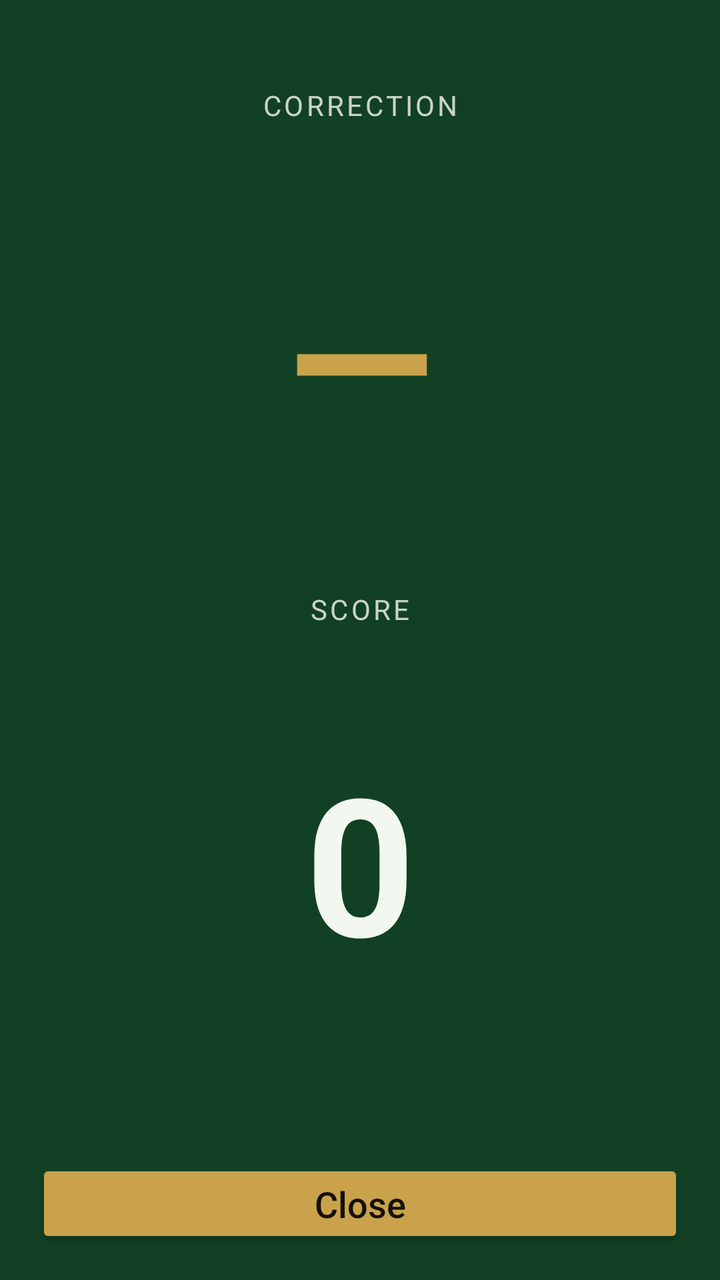
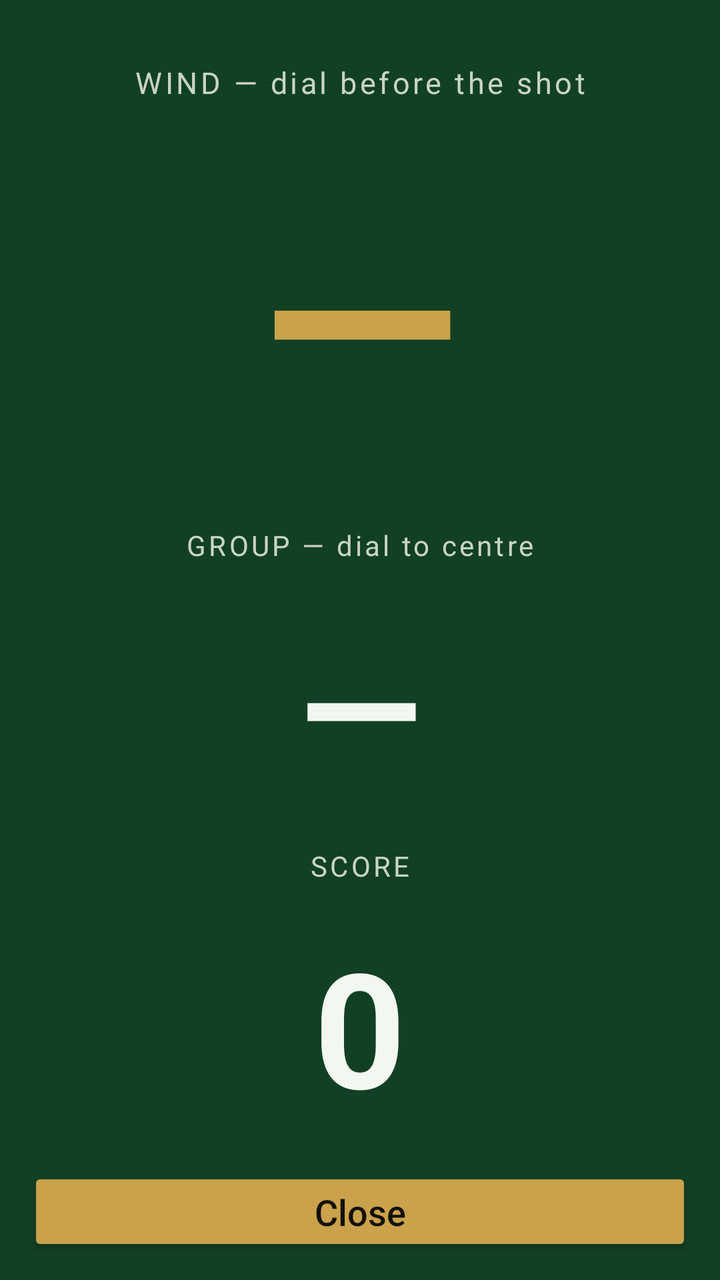

Before-and-after screenshots of an Android layout around one commit, followed by the original layout XML and the change that was made.
<!-- AndroidManifest.xml: application theme Theme.BAS -->
<!-- res/layout/activity_range.xml -->
<?xml version="1.0" encoding="utf-8"?>
<LinearLayout xmlns:android="http://schemas.android.com/apk/res/android"
    android:layout_width="match_parent"
    android:layout_height="match_parent"
    android:orientation="vertical"
    android:background="?android:attr/colorBackground"
    android:padding="16dp">

    <TextView android:id="@+id/tvRangeStatus"
        android:layout_width="match_parent" android:layout_height="wrap_content"
        android:textColor="?android:attr/textColorSecondary" android:textSize="14sp"
        android:gravity="end" android:text="" />

    <TextView android:layout_width="match_parent" android:layout_height="wrap_content"
        android:textColor="?android:attr/textColorSecondary" android:textSize="14sp"
        android:letterSpacing="0.1" android:text="CORRECTION" android:gravity="center"
        android:layout_marginTop="8dp" />
    <TextView android:id="@+id/tvRangeCorrection"
        android:layout_width="match_parent" android:layout_height="0dp" android:layout_weight="1"
        android:textColor="?attr/colorAccent" android:textSize="72sp" android:textStyle="bold"
        android:gravity="center" android:text="—" android:autoSizeTextType="uniform"
        android:autoSizeMinTextSize="28sp" android:autoSizeMaxTextSize="96sp" />

    <TextView android:layout_width="match_parent" android:layout_height="wrap_content"
        android:textColor="?android:attr/textColorSecondary" android:textSize="14sp"
        android:letterSpacing="0.1" android:text="SCORE" android:gravity="center" />
    <TextView android:id="@+id/tvRangeScore"
        android:layout_width="match_parent" android:layout_height="0dp" android:layout_weight="1"
        android:textColor="?android:attr/textColorPrimary" android:textSize="72sp" android:textStyle="bold"
        android:gravity="center" android:text="0" android:autoSizeTextType="uniform"
        android:autoSizeMinTextSize="28sp" android:autoSizeMaxTextSize="96sp" />

    <TextView android:id="@+id/tvRangeWind"
        android:layout_width="match_parent" android:layout_height="wrap_content"
        android:textColor="?android:attr/textColorSecondary" android:textSize="18sp"
        android:gravity="center" android:text="" android:layout_marginBottom="8dp" />

    <Button android:id="@+id/btnRangeClose"
        android:layout_width="match_parent" android:layout_height="wrap_content"
        android:text="Close" android:textSize="18sp"
        style="@style/Sts.ActionButton" />
</LinearLayout>
<!-- resources referenced by this layout -->
<resources>
  <style name="Sts.ActionButton" parent="Widget.AppCompat.Button">
          <item name="android:textAllCaps">false</item>
          <item name="android:textSize">14sp</item>
          <item name="android:minHeight">44dp</item>
          <item name="android:paddingLeft">10dp</item>
          <item name="android:paddingRight">10dp</item>
          <item name="android:layout_marginStart">2dp</item>
          <item name="android:layout_marginEnd">2dp</item>
      </style>
  <style name="Theme.BAS" parent="Theme.BAS.Dark" />
  <style name="Theme.BAS.Dark" parent="Theme.BAS.Base">
          <item name="android:windowBackground">@color/dark_bg</item>
          <item name="colorSurface">@color/dark_surface</item>
          <item name="colorPrimary">@color/dark_accent</item>
          <item name="colorSecondary">@color/dark_accent</item>
          <item name="colorAccent">@color/dark_accent</item>
          <item name="colorOnPrimary">@color/dark_on_accent</item>
          <item name="colorOnSecondary">@color/dark_on_accent</item>
          <item name="android:colorBackground">@color/dark_surface</item>
          <item name="android:textColorPrimary">@color/dark_text</item>
          <item name="android:textColorSecondary">@color/dark_text_dim</item>
          <item name="android:textColorTertiary">#C9D4C6</item>
          <item name="android:textColorHint">#A6B2A4</item>
          <item name="colorOnSurface">@color/dark_text</item>
          <item name="colorOnBackground">@color/dark_text</item>
      </style>
  <style name="Theme.BAS.Base" parent="Theme.MaterialComponents.NoActionBar">
          <item name="android:statusBarColor">@color/dark_bg</item>
      </style>
  <color name="dark_bg">#0B2818</color>
  <color name="dark_surface">#124024</color>
  <color name="dark_accent">#C9A24B</color>
  <color name="dark_on_accent">#141008</color>
  <color name="dark_text">#F2F7F0</color>
  <color name="dark_text_dim">#C9D4C6</color>
</resources>

<!-- the commit's change to res/layout/activity_range.xml (unified diff, before → after) -->
@@ -4,7 +4,7 @@
     android:layout_height="match_parent"
     android:orientation="vertical"
     android:background="?android:attr/colorBackground"
-    android:padding="16dp">
+    android:padding="12dp">
 
     <TextView android:id="@+id/tvRangeStatus"
         android:layout_width="match_parent" android:layout_height="wrap_content"
@@ -12,28 +12,31 @@
         android:gravity="end" android:text="" />
 
     <TextView android:layout_width="match_parent" android:layout_height="wrap_content"
+        android:textColor="?android:attr/textColorSecondary" android:textSize="15sp"
+        android:letterSpacing="0.1" android:text="WIND — dial before the shot" android:gravity="center" />
+    <TextView android:id="@+id/tvRangeWind"
+        android:layout_width="match_parent" android:layout_height="0dp" android:layout_weight="1.5"
+        android:textColor="?attr/colorAccent" android:textSize="96sp" android:textStyle="bold"
+        android:gravity="center" android:text="—" android:autoSizeTextType="uniform"
+        android:autoSizeMinTextSize="32sp" android:autoSizeMaxTextSize="130sp" />
+
+    <TextView android:layout_width="match_parent" android:layout_height="wrap_content"
         android:textColor="?android:attr/textColorSecondary" android:textSize="14sp"
-        android:letterSpacing="0.1" android:text="CORRECTION" android:gravity="center"
-        android:layout_marginTop="8dp" />
+        android:letterSpacing="0.1" android:text="GROUP — dial to centre" android:gravity="center" />
     <TextView android:id="@+id/tvRangeCorrection"
         android:layout_width="match_parent" android:layout_height="0dp" android:layout_weight="1"
-        android:textColor="?attr/colorAccent" android:textSize="72sp" android:textStyle="bold"
+        android:textColor="?android:attr/textColorPrimary" android:textSize="56sp" android:textStyle="bold"
         android:gravity="center" android:text="—" android:autoSizeTextType="uniform"
-        android:autoSizeMinTextSize="28sp" android:autoSizeMaxTextSize="96sp" />
+        android:autoSizeMinTextSize="24sp" android:autoSizeMaxTextSize="80sp" />
 
     <TextView android:layout_width="match_parent" android:layout_height="wrap_content"
         android:textColor="?android:attr/textColorSecondary" android:textSize="14sp"
         android:letterSpacing="0.1" android:text="SCORE" android:gravity="center" />
     <TextView android:id="@+id/tvRangeScore"
         android:layout_width="match_parent" android:layout_height="0dp" android:layout_weight="1"
-        android:textColor="?android:attr/textColorPrimary" android:textSize="72sp" android:textStyle="bold"
+        android:textColor="?android:attr/textColorPrimary" android:textSize="56sp" android:textStyle="bold"
         android:gravity="center" android:text="0" android:autoSizeTextType="uniform"
-        android:autoSizeMinTextSize="28sp" android:autoSizeMaxTextSize="96sp" />
-
-    <TextView android:id="@+id/tvRangeWind"
-        android:layout_width="match_parent" android:layout_height="wrap_content"
-        android:textColor="?android:attr/textColorSecondary" android:textSize="18sp"
-        android:gravity="center" android:text="" android:layout_marginBottom="8dp" />
+        android:autoSizeMinTextSize="24sp" android:autoSizeMaxTextSize="80sp" />
 
     <Button android:id="@+id/btnRangeClose"
         android:layout_width="match_parent" android:layout_height="wrap_content"
